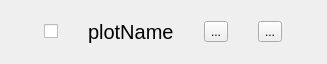
First picture: the form in designer/plotControl.ui, repository PDutriez/FilterTool, before the edit.
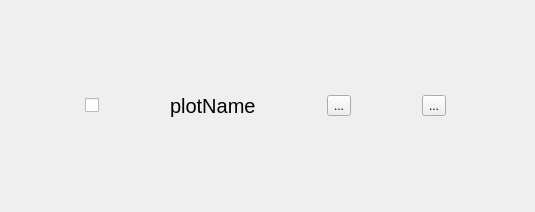
Second picture: the form after the edit. Icons and pictures are not drawn.

```diff
--- a/designer/plotControl.ui
+++ b/designer/plotControl.ui
@@ -6,8 +6,8 @@
    <rect>
     <x>0</x>
     <y>0</y>
-    <width>327</width>
-    <height>60</height>
+    <width>535</width>
+    <height>212</height>
    </rect>
   </property>
   <property name="windowTitle">
```
Left out of the diff: 6 changed lines with no effect on the pictures.
